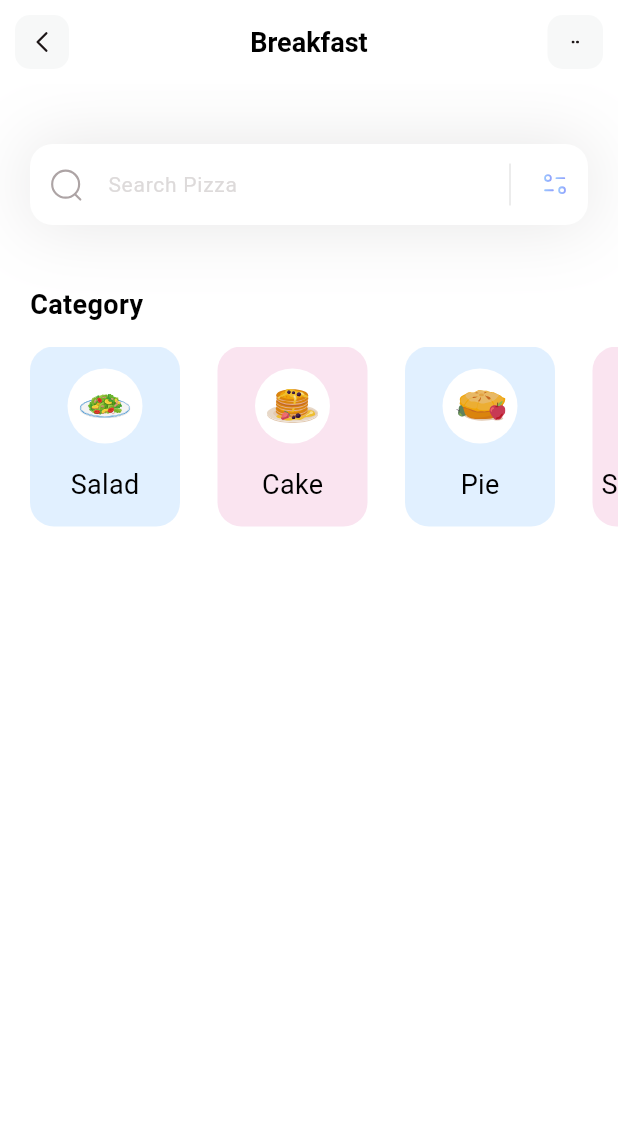
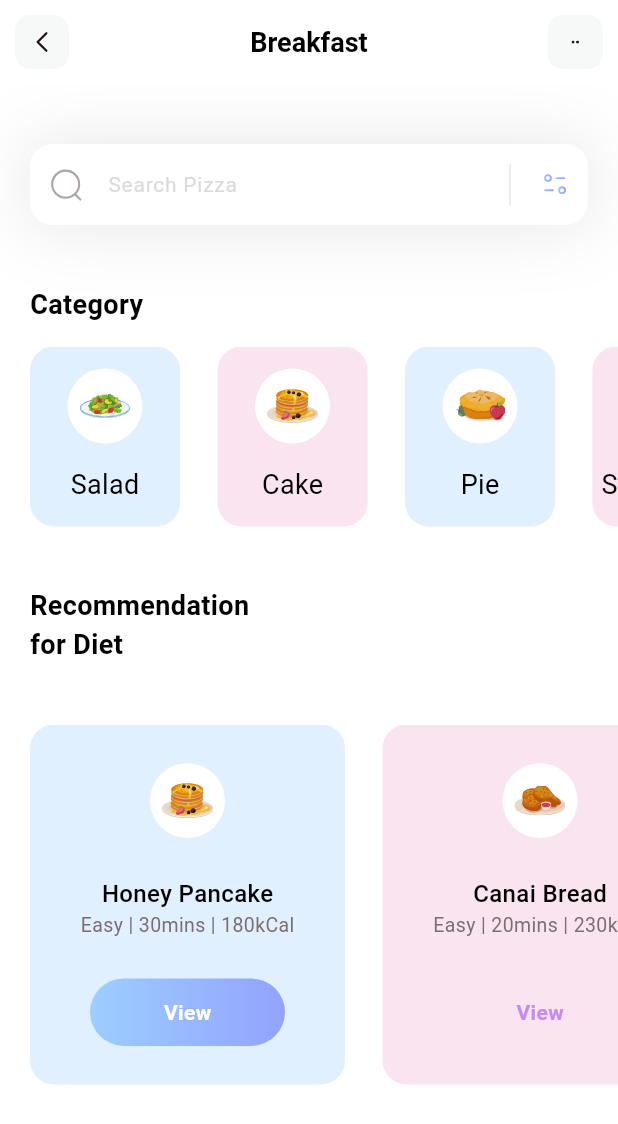
Before and after one commit to AbhishekDhakad/Flutter_Fitness_API_UI, a Flutter app: the screen it shows after launch, on a phone screen of 412 x 824 dp. Shown: the top 1124 px of the screen. Run offline on Flutter 3.47's test engine with Material 3 defaults, Android fonts, the phone set to English and light mode, and no system bars; our stand-ins replace flutter_svg.

Commit message:
Add diets section

```diff
--- /dev/null
+++ b/lib/models/diet_model.dart
@@ -0,0 +1,51 @@
+import 'package:flutter/material.dart';
+
+class DietModel {
+  String name;
+  String iconPath;
+  String level;
+  String duration;
+  String calorie;
+  Color boxColor;
+  bool viewIsSelected;
+
+  DietModel({
+    required this.name,
+    required this.iconPath,
+    required this.level,
+    required this.duration,
+    required this.calorie,
+    required this.boxColor,
+    required this.viewIsSelected
+  });
+
+  static List < DietModel > getDiets() {
+    List < DietModel > diets = [];
+
+    diets.add(
+      DietModel(
+       name: 'Honey Pancake',
+       iconPath: 'assets/icons/honey-pancakes.svg',
+       level: 'Easy',
+       duration: '30mins',
+       calorie: '180kCal',
+       viewIsSelected: true,
+       boxColor: Color(0xff9DCEFF)
+      )
+    );
+
+    diets.add(
+      DietModel(
+       name: 'Canai Bread',
+       iconPath: 'assets/icons/canai-bread.svg',
+       level: 'Easy',
+       duration: '20mins',
+       calorie: '230kCal',
+       viewIsSelected: false,
+       boxColor: Color(0xffEEA4CE)
+      )
+    );
+
+    return diets;
+  }
+}
--- a/lib/pages/home.dart
+++ b/lib/pages/home.dart
@@ -27,10 +27,114 @@ class HomePage extends StatelessWidget {
         crossAxisAlignment: CrossAxisAlignment.start,
         children: [
           _searchField(),
-          SizedBox(height: 40,),
-          _categoriesSection()
+          SizedBox(
+            height: 40,
+          ),
+          _categoriesSection(),
+          SizedBox(
+            height: 40,
+          ),
+          _dietsSection()
         ],
       ),
+    );
+  }
+
+  Column _dietsSection() {
+    return Column(
+          crossAxisAlignment: CrossAxisAlignment.start,
+          children: [
+            Padding(
+              padding: const EdgeInsets.only(left: 20),
+              child: Text(
+                'Recommendation\nfor Diet',
+                style: TextStyle(
+                  color: Colors.black,
+                  fontSize: 18,
+                  fontWeight: FontWeight.w600,
+                ),
+              ),
+            ),
+            SizedBox(
+              height: 40,
+            ),
+            Container(
+              height: 240,
+              child: ListView.separated(
+                padding: EdgeInsets.only(
+                  left: 20,
+                  right: 20,
+                ),
+                itemBuilder: (context, index) {
+                  return Container(
+                    width: 210,
+                    decoration: BoxDecoration(
+                      color: diets[index].boxColor.withOpacity(0.3),
+                      borderRadius: BorderRadius.circular(16),
+                    ),
+                    child: Column(
+                      mainAxisAlignment: MainAxisAlignment.spaceEvenly,
+                      children: [
+                        Container(
+                          width: 50,
+                          height: 50,
+                          decoration: BoxDecoration(
+                            color: Colors.white,
+                            shape: BoxShape.circle,
+                          ),
+                          child: Padding(
+                            padding: const EdgeInsets.all(8.0),
+                            child: SvgPicture.asset(diets[index].iconPath),
+                          ),
+                        ),
+                        Column(children: [
+                          Text(
+                            diets[index].name,
+                            style: TextStyle(
+                                fontWeight: FontWeight.w500,
+                                fontSize: 16,
+                                color: Colors.black),
+                          ),
+                          Text(
+                            diets[index].level + ' | ' + diets[index].duration + ' | ' + diets[index].calorie,
+                            style: TextStyle(
+                                fontSize: 13,
+                                fontWeight: FontWeight.w400,
+                                color: Color(0xff7B6F72)),
+                          ),
+                        ]),
+                        Container(
+                          height: 45,
+                          width: 130,
+                          child: Center(
+                            child: Text(
+                              'View',
+                              style: TextStyle(
+                                fontSize: 14,
+                                color: diets[index].viewIsSelected ? Colors.white : Color(0xffC58BF2),
+                                fontWeight: FontWeight.w600
+                              ),
+                            ),
+                          ),
+                          decoration: BoxDecoration(
+                              gradient: LinearGradient(
+                              colors: [
+                                diets[index].viewIsSelected ? Color(0xff9DCEFF) : Colors.transparent,
+                                diets[index].viewIsSelected ? Color(0xff92A3FD) : Colors.transparent
+                          ]),
+                          borderRadius: BorderRadius.circular(50)
+                          ),
+                        )
+                      ],
+                    ),
+                  );
+                },
+                separatorBuilder: (context, index) => SizedBox(width: 25),
+                itemCount: diets.length,
+                scrollDirection: Axis.horizontal,
+              ),
+            ),
+          ],
         );
   }
 
@@ -43,12 +147,12 @@ class HomePage extends StatelessWidget {
           child: Text(
             'Category',
             style: TextStyle(
-                    color: Colors.black,
-                    fontSize: 18,
-                    fontWeight: FontWeight.w600),
+                color: Colors.black, fontSize: 18, fontWeight: FontWeight.w600),
           ),
         ),
-            SizedBox(height: 15,),
+        SizedBox(
+          height: 15,
+        ),
         Container(
           height: 120,
           child: ListView.separated(
@@ -58,15 +162,15 @@ class HomePage extends StatelessWidget {
               left: 20,
               right: 20,
             ),
-                separatorBuilder: (context, index) => SizedBox(width: 25,),
+            separatorBuilder: (context, index) => SizedBox(
+              width: 25,
+            ),
             itemBuilder: (context, index) {
               return Container(
                 width: 100,
-
                 decoration: BoxDecoration(
                     color: categories[index].boxColor.withOpacity(0.3),
-                      borderRadius: BorderRadius.circular(16)
-                    ),
+                    borderRadius: BorderRadius.circular(16)),
                 child: Column(
                   mainAxisAlignment: MainAxisAlignment.spaceEvenly,
                   children: [
@@ -74,9 +178,7 @@ class HomePage extends StatelessWidget {
                       width: 50,
                       height: 50,
                       decoration: BoxDecoration(
-                            color: Colors.white,
-                            shape: BoxShape.circle
-                          ),
+                          color: Colors.white, shape: BoxShape.circle),
                       child: Padding(
                         padding: const EdgeInsets.all(8.0),
                         child: SvgPicture.asset(categories[index].iconPath),
@@ -87,8 +189,7 @@ class HomePage extends StatelessWidget {
                       style: TextStyle(
                           fontWeight: FontWeight.w400,
                           fontSize: 18,
-                            color: Colors.black
-                          ),
+                          color: Colors.black),
                     )
                   ],
                 ),
```
Lines whose indentation alone changed are shown as unchanged.
